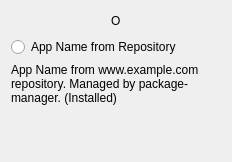
Above: ui/packagecard.ui from Kicksecure/browser-choice before the change. Below: the same form after it.
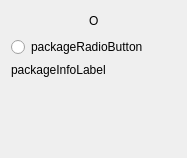
That is the form after the change.

Diff of the .ui file:
```diff
--- a/ui/packagecard.ui
+++ b/ui/packagecard.ui
@@ -6,8 +6,8 @@
    <rect>
     <x>0</x>
     <y>0</y>
-    <width>232</width>
-    <height>162</height>
+    <width>187</width>
+    <height>158</height>
    </rect>
   </property>
   <property name="sizePolicy">
@@ -69,14 +69,14 @@
    <item>
     <widget class="QRadioButton" name="packageRadioButton">
      <property name="text">
-      <string>App Name from Repository</string>
+      <string>packageRadioButton</string>
      </property>
     </widget>
    </item>
    <item>
     <widget class="QLabel" name="packageInfoLabel">
      <property name="text">
-      <string>App Name from www.example.com repository. Managed by package-manager. (Installed)</string>
+      <string>packageInfoLabel</string>
      </property>
      <property name="wordWrap">
       <bool>true</bool>
```
